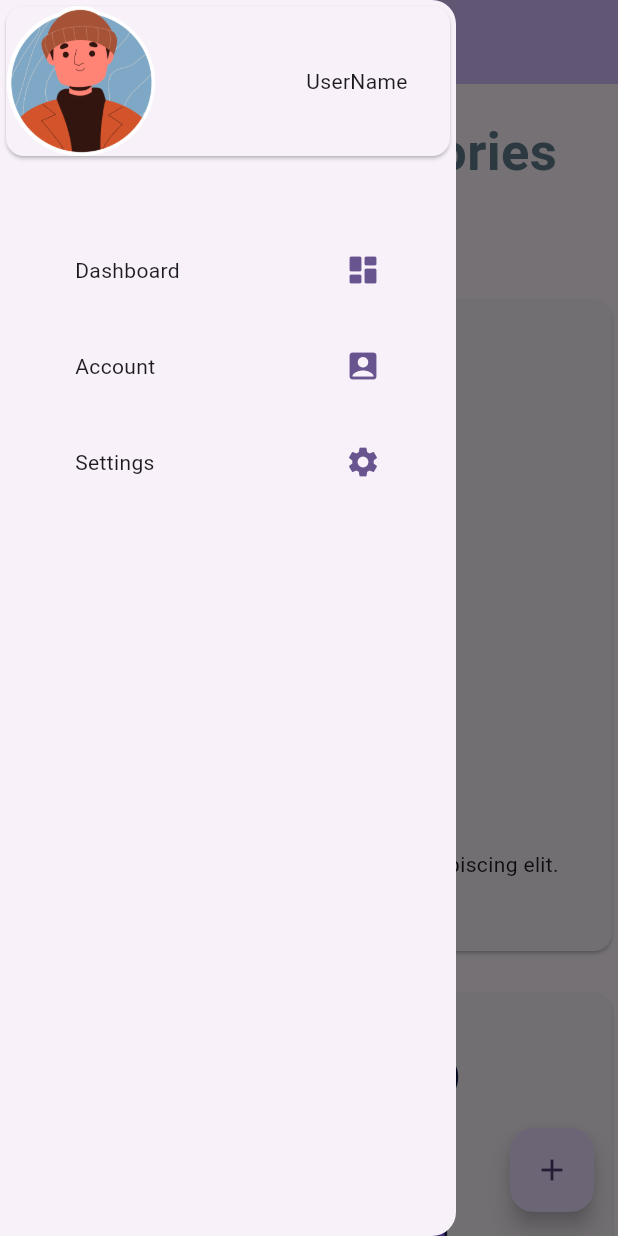
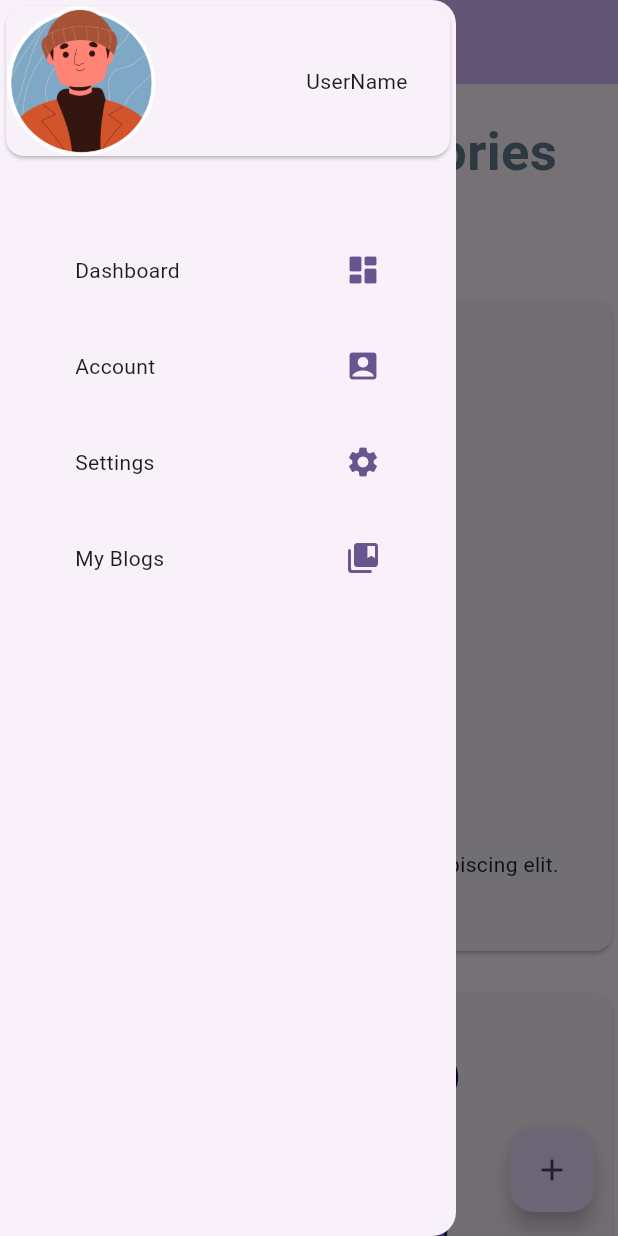
Before and after one commit to dojjo-corp/my-blog, a Flutter app: the Dashboard screen opened by its route, with the side drawer open, on a phone screen of 412 x 824 dp. Run offline on Flutter 3.47's test engine with Material 2 defaults, Android fonts, the phone set to English and light mode, and no system bars; Roboto replaces fonts that are missing (Montserrat).

Commit message:
added new item

```diff
--- a/lib/components/drawer.dart
+++ b/lib/components/drawer.dart
@@ -83,6 +83,25 @@ class MyDrawer extends StatelessWidget {
               ),
             ),
           ),
+          Padding(
+            padding: const EdgeInsets.symmetric(horizontal:50.0, vertical: 20),
+            child: GestureDetector(
+              onTap: (){
+                Navigator.popAndPushNamed(context, '/accountConfig');
+              },
+              child: Row(
+                mainAxisAlignment: MainAxisAlignment.spaceBetween,
+                children: [
+                  const Text('My Blogs'),
+                  const SizedBox(width: 100,),
+                  Icon(
+                    Icons.collections_bookmark_rounded,
+                    color: Theme.of(context).primaryColor,
+                  ),
+                ],
+              ),
+            ),
+          ),
           // TextButton
         ],
       ),
```
